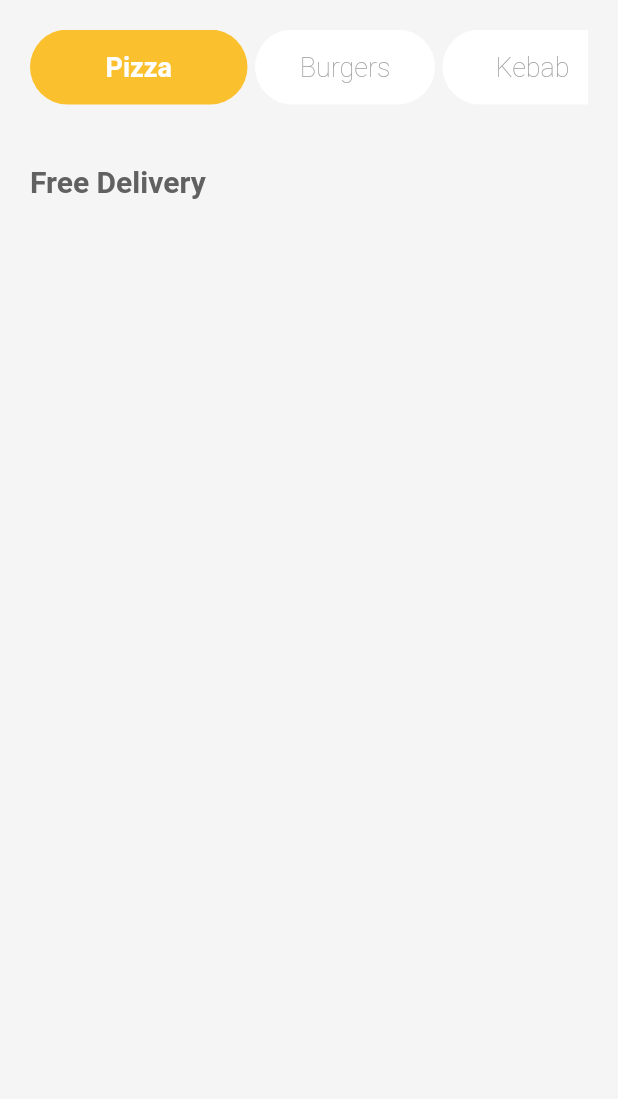
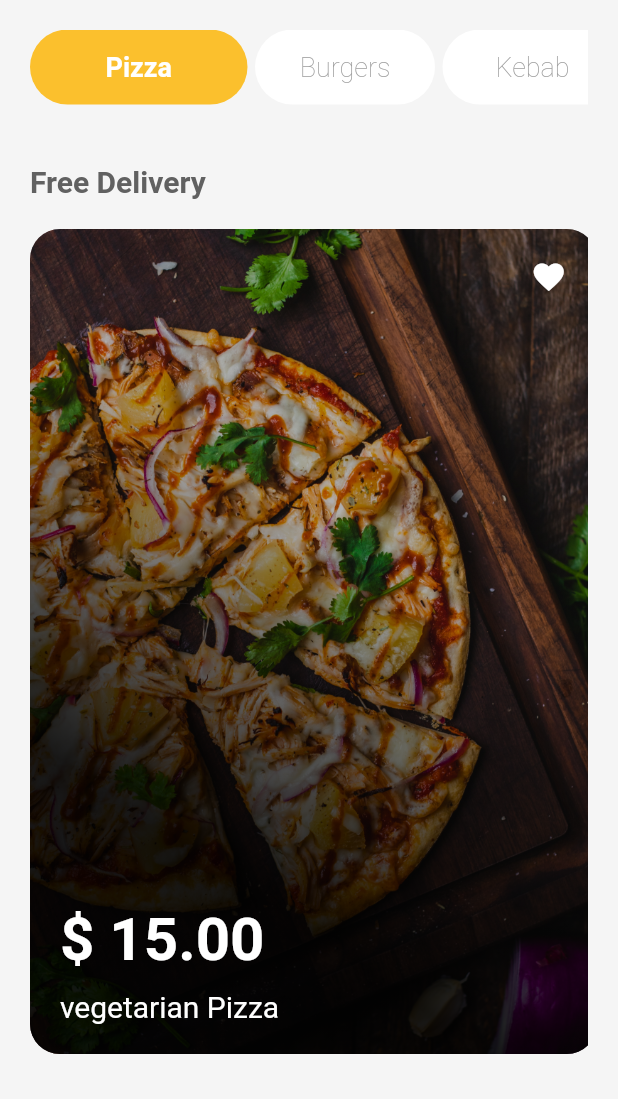
Before and after one commit to MoamenMohamed101/animation_food_screen, a Flutter app: the HomePage screen opened directly, on a phone screen of 412 x 824 dp, the part 137-1236 px from its top. Run offline on Flutter 3.47's test engine with Material 2 defaults, Android fonts, the phone set to English and light mode, and no system bars; our stand-ins replace page_transition, simple_animations.

Commit message:
food_screen

```diff
--- a/lib/homePage.dart
+++ b/lib/homePage.dart
@@ -79,7 +79,7 @@ class _HomePageState extends State<HomePage> {
                       ],
                     ),
                   ),
-                  SizedBox(
+                  const SizedBox(
                     height: 20,
                   ),
                 ],
@@ -92,13 +92,37 @@ class _HomePageState extends State<HomePage> {
                 child: Text(
                   'Free Delivery',
                   style: TextStyle(
-                    color: Colors.grey[700],
-                    fontSize: 20,
-                    fontWeight: FontWeight.bold
-                  ),
+                      color: Colors.grey[700],
+                      fontSize: 20,
+                      fontWeight: FontWeight.bold),
                 ),
               ),
-            )
+            ),
+            Expanded(
+              child: Padding(
+                padding: const EdgeInsets.symmetric(horizontal: 20),
+                child: ListView(
+                  scrollDirection: Axis.horizontal,
+                  children: [
+                    FadeAnimation(
+                      1.4,
+                      makeItem('assets/images/one.jpg'),
+                    ),
+                    FadeAnimation(
+                      1.5,
+                      makeItem('assets/images/two.jpg'),
+                    ),
+                    FadeAnimation(
+                      1.6,
+                      makeItem('assets/images/three.jpg'),
+                    ),
+                  ],
+                ),
+              ),
+            ),
+            const SizedBox(
+              height: 30,
+            ),
           ],
         ),
       ),
@@ -126,4 +150,64 @@ class _HomePageState extends State<HomePage> {
       ),
     );
   }
+
+  makeItem(String image) {
+    return AspectRatio(
+      aspectRatio: 1 / 1.4,
+      child: GestureDetector(
+        child: Container(
+          margin: const EdgeInsets.only(right: 15),
+          decoration: BoxDecoration(
+            borderRadius: BorderRadius.circular(20),
+            image: DecorationImage(image: AssetImage(image), fit: BoxFit.cover),
+          ),
+          child: Container(
+            decoration: BoxDecoration(
+              borderRadius: BorderRadius.circular(20),
+              gradient: LinearGradient(
+                begin: Alignment.bottomCenter,
+                stops: const [.2, .9],
+                colors: [
+                  Colors.black.withOpacity(.9),
+                  Colors.black.withOpacity(.3),
+                ],
+              ),
+            ),
+            child: Padding(
+              padding: const EdgeInsets.all(20.0),
+              child: Column(
+                mainAxisAlignment: MainAxisAlignment.spaceBetween,
+                crossAxisAlignment: CrossAxisAlignment.start,
+                children: [
+                  const Align(
+                    alignment: Alignment.topRight,
+                    child: Icon(Icons.favorite, color: Colors.white),
+                  ),
+                  Column(
+                    crossAxisAlignment: CrossAxisAlignment.start,
+                    children: const [
+                      Text(
+                        '\$ 15.00',
+                        style: TextStyle(
+                            color: Colors.white,
+                            fontSize: 40,
+                            fontWeight: FontWeight.bold),
+                      ),
+                      SizedBox(
+                        height: 10,
+                      ),
+                      Text(
+                        'vegetarian Pizza',
+                        style: TextStyle(color: Colors.white, fontSize: 20),
+                      ),
+                    ],
+                  )
+                ],
+              ),
+            ),
+          ),
+        ),
+      ),
+    );
+  }
 }
--- a/lib/main.dart
+++ b/lib/main.dart
@@ -1,12 +1,13 @@
 import 'package:flutter/material.dart';
 import 'package:food_app/homePage.dart';
+import 'package:food_app/starterPage.dart';
 
 main() {
   runApp(
     const MaterialApp(
       debugShowCheckedModeBanner: false,
       //theme: ThemeData(fontFamily: 'Ropboto'),
-      home: HomePage(),
+      home: StarterPage(),
     ),
   );
 }
```
